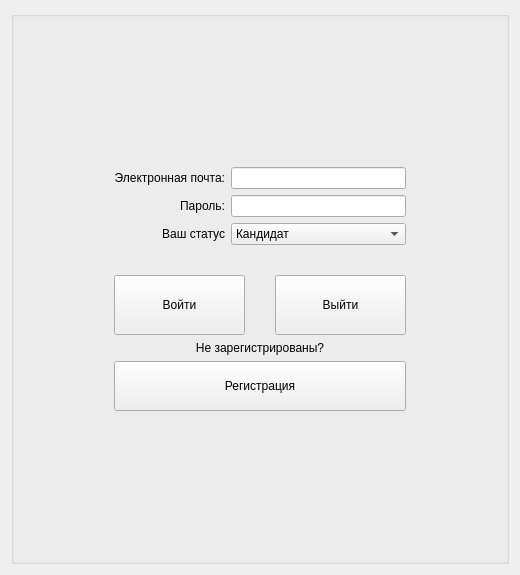
Old version of the form GreyHound/loginpage.ui in the repository ProteusP/GreyHound-hiring-desktop-app.
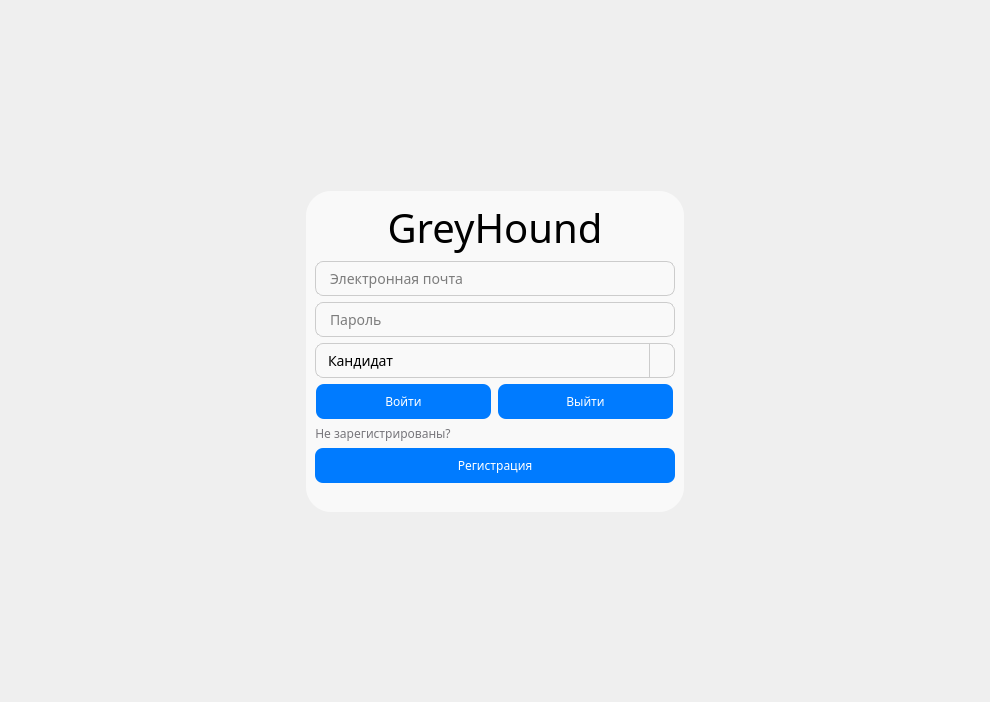
New version of the form. Icons and pictures are not drawn.

```diff
--- a/GreyHound/loginpage.ui
+++ b/GreyHound/loginpage.ui
@@ -2,60 +2,75 @@
 <ui version="4.0">
  <class>LoginWidget</class>
  <widget class="QWidget" name="LoginWidget">
+  <property name="enabled">
+   <bool>true</bool>
+  </property>
   <property name="geometry">
    <rect>
     <x>0</x>
     <y>0</y>
-    <width>520</width>
-    <height>575</height>
+    <width>990</width>
+    <height>702</height>
    </rect>
   </property>
   <property name="sizePolicy">
-   <sizepolicy hsizetype="Preferred" vsizetype="Preferred">
+   <sizepolicy hsizetype="Expanding" vsizetype="Fixed">
     <horstretch>0</horstretch>
     <verstretch>0</verstretch>
    </sizepolicy>
   </property>
+  <property name="maximumSize">
+   <size>
+    <width>16777215</width>
+    <height>16777215</height>
+   </size>
+  </property>
   <property name="windowTitle">
    <string>Form</string>
   </property>
-  <layout class="QGridLayout" name="gridLayout_3">
-   <item row="0" column="0">
-    <widget class="QGroupBox" name="mainBox">
-     <property name="sizePolicy">
-      <sizepolicy hsizetype="Preferred" vsizetype="Preferred">
-       <horstretch>0</horstretch>
-       <verstretch>0</verstretch>
-      </sizepolicy>
+  <layout class="QGridLayout" name="gridLayout_2">
+   <item row="1" column="0">
+    <spacer name="horizontalSpacer">
+     <property name="orientation">
+      <enum>Qt::Orientation::Horizontal</enum>
      </property>
-     <property name="title">
-      <string/>
+     <property name="sizeHint" stdset="0">
+      <size>
+       <width>40</width>
+       <height>20</height>
+      </size>
      </property>
-     <layout class="QGridLayout" name="gridLayout_2" rowstretch="4,0,0,0">
-      <property name="leftMargin">
-       <number>100</number>
-      </property>
-      <property name="topMargin">
-       <number>150</number>
-      </property>
-      <property name="rightMargin">
-       <number>100</number>
-      </property>
-      <property name="bottomMargin">
-       <number>150</number>
-      </property>
-      <item row="3" column="0">
-       <layout class="QVBoxLayout" name="verticalLayout">
+    </spacer>
+   </item>
+   <item row="1" column="1">
+    <widget class="QWidget" name="widget" native="true">
+     <property name="styleSheet">
+      <string notr="true">QWidget {
+    
+    border-radius: 25px;
+	background-color: rgb(249, 249, 249);
+}</string>
+     </property>
+     <layout class="QGridLayout" name="gridLayout">
+      <item row="1" column="1">
+       <layout class="QVBoxLayout" name="verticalLayout_2">
         <item>
-         <widget class="QLabel" name="registerLabel">
-          <property name="maximumSize">
-           <size>
-            <width>16777215</width>
-            <height>130</height>
-           </size>
+         <widget class="QLabel" name="label">
+          <property name="sizePolicy">
+           <sizepolicy hsizetype="Preferred" vsizetype="Fixed">
+            <horstretch>0</horstretch>
+            <verstretch>0</verstretch>
+           </sizepolicy>
+          </property>
+          <property name="font">
+           <font>
+            <family>Golos Text SemiBold</family>
+            <pointsize>30</pointsize>
+            <bold>false</bold>
+           </font>
           </property>
           <property name="text">
-           <string>Не зарегистрированы?</string>
+           <string>GreyHound</string>
           </property>
           <property name="alignment">
            <set>Qt::AlignmentFlag::AlignCenter</set>
@@ -63,166 +78,557 @@
          </widget>
         </item>
         <item>
-         <widget class="QPushButton" name="registerPB">
-          <property name="sizePolicy">
-           <sizepolicy hsizetype="Minimum" vsizetype="Preferred">
-            <horstretch>0</horstretch>
-            <verstretch>0</verstretch>
-           </sizepolicy>
-          </property>
-          <property name="minimumSize">
-           <size>
-            <width>0</width>
-            <height>50</height>
-           </size>
-          </property>
-          <property name="maximumSize">
-           <size>
-            <width>16777215</width>
-            <height>130</height>
-           </size>
-          </property>
-          <property name="text">
-           <string>Регистрация</string>
-          </property>
-          <property name="iconSize">
-           <size>
-            <width>16</width>
-            <height>20</height>
-           </size>
-          </property>
-         </widget>
-        </item>
-       </layout>
-      </item>
-      <item row="2" column="0">
-       <layout class="QHBoxLayout" name="horizontalLayout">
-        <property name="spacing">
-         <number>30</number>
-        </property>
-        <item>
-         <widget class="QPushButton" name="loginPB">
-          <property name="sizePolicy">
-           <sizepolicy hsizetype="Preferred" vsizetype="Preferred">
-            <horstretch>0</horstretch>
-            <verstretch>100</verstretch>
-           </sizepolicy>
-          </property>
-          <property name="minimumSize">
-           <size>
-            <width>0</width>
-            <height>60</height>
-           </size>
-          </property>
-          <property name="text">
-           <string>Войти</string>
-          </property>
-         </widget>
-        </item>
-        <item>
-         <widget class="QPushButton" name="exitPB">
-          <property name="sizePolicy">
-           <sizepolicy hsizetype="Minimum" vsizetype="Maximum">
-            <horstretch>0</horstretch>
-            <verstretch>0</verstretch>
-           </sizepolicy>
-          </property>
-          <property name="minimumSize">
-           <size>
-            <width>0</width>
-            <height>60</height>
-           </size>
-          </property>
-          <property name="text">
-           <string>Выйти</string>
-          </property>
-         </widget>
-        </item>
-       </layout>
-      </item>
-      <item row="0" column="0">
-       <layout class="QGridLayout" name="gridLayout">
-        <item row="0" column="0">
-         <widget class="QLabel" name="mailLabel">
-          <property name="text">
-           <string>Электронная почта:</string>
-          </property>
-          <property name="alignment">
-           <set>Qt::AlignmentFlag::AlignRight|Qt::AlignmentFlag::AlignTrailing|Qt::AlignmentFlag::AlignVCenter</set>
-          </property>
-         </widget>
-        </item>
-        <item row="0" column="1">
-         <widget class="QLineEdit" name="mailLine">
-          <property name="minimumSize">
-           <size>
-            <width>150</width>
-            <height>0</height>
-           </size>
-          </property>
-         </widget>
-        </item>
-        <item row="1" column="0">
-         <widget class="QLabel" name="passwordLabel">
-          <property name="text">
-           <string>Пароль:</string>
-          </property>
-          <property name="alignment">
-           <set>Qt::AlignmentFlag::AlignRight|Qt::AlignmentFlag::AlignTrailing|Qt::AlignmentFlag::AlignVCenter</set>
-          </property>
-         </widget>
-        </item>
-        <item row="1" column="1">
-         <widget class="QLineEdit" name="passwordLine">
-          <property name="minimumSize">
-           <size>
-            <width>150</width>
-            <height>0</height>
-           </size>
-          </property>
-          <property name="echoMode">
-           <enum>QLineEdit::EchoMode::Password</enum>
-          </property>
-         </widget>
-        </item>
-        <item row="2" column="0">
-         <widget class="QLabel" name="statusLabel">
-          <property name="text">
-           <string>Ваш статус</string>
-          </property>
-          <property name="alignment">
-           <set>Qt::AlignmentFlag::AlignRight|Qt::AlignmentFlag::AlignTrailing|Qt::AlignmentFlag::AlignVCenter</set>
-          </property>
-         </widget>
-        </item>
-        <item row="2" column="1">
-         <widget class="QComboBox" name="statusComboBox">
+         <layout class="QVBoxLayout" name="verticalLayout">
           <item>
-           <property name="text">
-            <string>Кандидат</string>
-           </property>
+           <widget class="QLineEdit" name="mailLine">
+            <property name="sizePolicy">
+             <sizepolicy hsizetype="Fixed" vsizetype="Fixed">
+              <horstretch>0</horstretch>
+              <verstretch>0</verstretch>
+             </sizepolicy>
+            </property>
+            <property name="minimumSize">
+             <size>
+              <width>350</width>
+              <height>35</height>
+             </size>
+            </property>
+            <property name="maximumSize">
+             <size>
+              <width>360</width>
+              <height>35</height>
+             </size>
+            </property>
+            <property name="palette">
+             <palette>
+              <active>
+               <colorrole role="WindowText">
+                <brush brushstyle="SolidPattern">
+                 <color alpha="255">
+                  <red>0</red>
+                  <green>0</green>
+                  <blue>0</blue>
+                 </color>
+                </brush>
+               </colorrole>
+               <colorrole role="Button">
+                <brush brushstyle="SolidPattern">
+                 <color alpha="255">
+                  <red>249</red>
+                  <green>249</green>
+                  <blue>249</blue>
+                 </color>
+                </brush>
+               </colorrole>
+               <colorrole role="Text">
+                <brush brushstyle="SolidPattern">
+                 <color alpha="255">
+                  <red>0</red>
+                  <green>0</green>
+                  <blue>0</blue>
+                 </color>
+                </brush>
+               </colorrole>
+               <colorrole role="ButtonText">
+                <brush brushstyle="SolidPattern">
+                 <color alpha="255">
+                  <red>0</red>
+                  <green>0</green>
+                  <blue>0</blue>
+                 </color>
+                </brush>
+               </colorrole>
+               <colorrole role="Base">
+                <brush brushstyle="SolidPattern">
+                 <color alpha="255">
+                  <red>249</red>
+                  <green>249</green>
+                  <blue>249</blue>
+                 </color>
+                </brush>
+               </colorrole>
+               <colorrole role="Window">
+                <brush brushstyle="SolidPattern">
+                 <color alpha="255">
+                  <red>249</red>
+                  <green>249</green>
+                  <blue>249</blue>
+                 </color>
+                </brush>
+               </colorrole>
+               <colorrole role="PlaceholderText">
+                <brush brushstyle="SolidPattern">
+                 <color alpha="128">
+                  <red>0</red>
+                  <green>0</green>
+                  <blue>0</blue>
+                 </color>
+                </brush>
+               </colorrole>
+              </active>
+              <inactive>
+               <colorrole role="WindowText">
+                <brush brushstyle="SolidPattern">
+                 <color alpha="255">
+                  <red>0</red>
+                  <green>0</green>
+                  <blue>0</blue>
+                 </color>
+                </brush>
+               </colorrole>
+               <colorrole role="Button">
+                <brush brushstyle="SolidPattern">
+                 <color alpha="255">
+                  <red>249</red>
+                  <green>249</green>
+                  <blue>249</blue>
+                 </color>
+                </brush>
+               </colorrole>
+               <colorrole role="Text">
+                <brush brushstyle="SolidPattern">
+                 <color alpha="255">
+                  <red>0</red>
+                  <green>0</green>
+                  <blue>0</blue>
+                 </color>
+                </brush>
+               </colorrole>
+               <colorrole role="ButtonText">
+                <brush brushstyle="SolidPattern">
+                 <color alpha="255">
+                  <red>0</red>
+                  <green>0</green>
+                  <blue>0</blue>
+                 </color>
+                </brush>
+               </colorrole>
+               <colorrole role="Base">
+                <brush brushstyle="SolidPattern">
+                 <color alpha="255">
+                  <red>249</red>
+                  <green>249</green>
+                  <blue>249</blue>
+                 </color>
+                </brush>
+               </colorrole>
+               <colorrole role="Window">
+                <brush brushstyle="SolidPattern">
+                 <color alpha="255">
+                  <red>249</red>
+                  <green>249</green>
+                  <blue>249</blue>
+                 </color>
+                </brush>
+               </colorrole>
+               <colorrole role="PlaceholderText">
+                <brush brushstyle="SolidPattern">
+                 <color alpha="128">
+                  <red>0</red>
+                  <green>0</green>
+                  <blue>0</blue>
+                 </color>
+                </brush>
+               </colorrole>
+              </inactive>
+              <disabled>
+               <colorrole role="WindowText">
+                <brush brushstyle="SolidPattern">
+                 <color alpha="255">
+                  <red>0</red>
+                  <green>0</green>
+                  <blue>0</blue>
+                 </color>
+                </brush>
+               </colorrole>
+               <colorrole role="Button">
+                <brush brushstyle="SolidPattern">
+                 <color alpha="255">
+                  <red>249</red>
+                  <green>249</green>
+                  <blue>249</blue>
+                 </color>
+                </brush>
+               </colorrole>
+               <colorrole role="Text">
+                <brush brushstyle="SolidPattern">
+                 <color alpha="255">
+                  <red>0</red>
+                  <green>0</green>
+                  <blue>0</blue>
+                 </color>
+                </brush>
+               </colorrole>
+               <colorrole role="ButtonText">
+                <brush brushstyle="SolidPattern">
+                 <color alpha="255">
+                  <red>0</red>
+                  <green>0</green>
+                  <blue>0</blue>
+                 </color>
+                </brush>
+               </colorrole>
+               <colorrole role="Base">
+                <brush brushstyle="SolidPattern">
+                 <color alpha="255">
+                  <red>249</red>
+                  <green>249</green>
+                  <blue>249</blue>
+                 </color>
+                </brush>
+               </colorrole>
+               <colorrole role="Window">
+                <brush brushstyle="SolidPattern">
+                 <color alpha="255">
+                  <red>249</red>
+                  <green>249</green>
+                  <blue>249</blue>
+                 </color>
+                </brush>
+               </colorrole>
+               <colorrole role="PlaceholderText">
+                <brush brushstyle="SolidPattern">
+                 <color alpha="128">
+                  <red>0</red>
+                  <green>0</green>
+                  <blue>0</blue>
+                 </color>
+                </brush>
+               </colorrole>
+              </disabled>
+             </palette>
+            </property>
+            <property name="font">
+             <font>
+              <family>Golos Text</family>
+              <pointsize>-1</pointsize>
+             </font>
+            </property>
+            <property name="styleSheet">
+             <string notr="true">QLineEdit {
+    border: 1px solid #ccc;
+    border-radius: 8px;
+    padding: 6px 12px;
+    background-color: #f9f9f9;
+    font-size: 14px;
+}</string>
+            </property>
+            <property name="inputMask">
+             <string/>
+            </property>
+            <property name="text">
+             <string/>
+            </property>
+            <property name="placeholderText">
+             <string>Электронная почта</string>
+            </property>
+           </widget>
           </item>
           <item>
-           <property name="text">
-            <string>Работодатель</string>
-           </property>
+           <widget class="QLineEdit" name="passwordLine">
+            <property name="sizePolicy">
+             <sizepolicy hsizetype="Fixed" vsizetype="Fixed">
+              <horstretch>0</horstretch>
+              <verstretch>0</verstretch>
+             </sizepolicy>
+            </property>
+            <property name="minimumSize">
+             <size>
+              <width>300</width>
+              <height>35</height>
+             </size>
+            </property>
+            <property name="maximumSize">
+             <size>
+              <width>360</width>
+              <height>35</height>
+             </size>
+            </property>
+            <property name="font">
+             <font>
+              <family>Golos Text</family>
+              <pointsize>-1</pointsize>
+             </font>
+            </property>
+            <property name="styleSheet">
+             <string notr="true">QLineEdit {
+    border: 1px solid #ccc;
+    border-radius: 8px;
+    padding: 6px 12px;
+    background-color: #f9f9f9;
+    font-size: 14px;
+}</string>
+            </property>
+            <property name="echoMode">
+             <enum>QLineEdit::EchoMode::Password</enum>
+            </property>
+            <property name="placeholderText">
+             <string>Пароль</string>
+            </property>
+           </widget>
           </item>
-         </widget>
+          <item>
+           <widget class="QComboBox" name="statusComboBox">
+            <property name="sizePolicy">
+             <sizepolicy hsizetype="Preferred" vsizetype="Fixed">
+              <horstretch>0</horstretch>
+              <verstretch>0</verstretch>
+             </sizepolicy>
+            </property>
+            <property name="minimumSize">
+             <size>
+              <width>351</width>
+              <height>35</height>
+             </size>
+            </property>
+            <property name="maximumSize">
+             <size>
+              <width>360</width>
+              <height>35</height>
+             </size>
+            </property>
+            <property name="font">
+             <font>
+              <family>Golos Text</family>
+              <pointsize>-1</pointsize>
+             </font>
+            </property>
+            <property name="styleSheet">
+             <string notr="true">QComboBox {
+    border: 1px solid #ccc;
+    border-radius: 8px;
+    padding: 6px 12px;
+    background-color: #f9f9f9;
+    font-size: 14px;
+}
+QComboBox QAbstractItemView {
+    background-color: white;
+    color: black;
+    selection-background-color: #007BFF;
+    selection-color: black;
+    border: 1px solid #ccc;
+    font-size: 14px;
+}
+QComboBox::down-arrow {
+    
+	image: url(:/caret-down.png);
+    width: 12px;
+    height: 12px;
+}
+QComboBox::drop-down {
+    subcontrol-origin: padding;
+    subcontrol-position: top right;
+    width: 24px;
+    border-left: 1px solid #ccc;
+}
+</string>
+            </property>
+            <item>
+             <property name="text">
+              <string>Кандидат</string>
+             </property>
+            </item>
+            <item>
+             <property name="text">
+              <string>Работодатель</string>
+             </property>
+            </item>
+           </widget>
+          </item>
+          <item>
+           <layout class="QHBoxLayout" name="horizontalLayout">
+            <property name="spacing">
+             <number>6</number>
+            </property>
+            <property name="leftMargin">
+             <number>0</number>
+            </property>
+            <property name="rightMargin">
+             <number>0</number>
+            </property>
+            <item>
+             <widget class="QPushButton" name="loginPB">
+              <property name="sizePolicy">
+               <sizepolicy hsizetype="Fixed" vsizetype="Fixed">
+                <horstretch>0</horstretch>
+                <verstretch>0</verstretch>
+               </sizepolicy>
+              </property>
+              <property name="minimumSize">
+               <size>
+                <width>175</width>
+                <height>35</height>
+               </size>
+              </property>
+              <property name="maximumSize">
+               <size>
+                <width>175</width>
+                <height>35</height>
+               </size>
+              </property>
+              <property name="font">
+               <font>
+                <family>Golos Text</family>
+               </font>
+              </property>
+              <property name="styleSheet">
+               <string notr="true">QPushButton {
+    background-color: #007BFF;
+    color: white;
+    border-radius: 8px;
+    padding: 6px 12px;
+}
+
+QPushButton:hover {
+    background-color: #0069d9;
+}</string>
+              </property>
+              <property name="text">
+               <string>Войти</string>
+              </property>
+             </widget>
+            </item>
+            <item>
+             <widget class="QPushButton" name="exitPB">
+              <property name="sizePolicy">
+               <sizepolicy hsizetype="Fixed" vsizetype="Fixed">
+                <horstretch>0</horstretch>
+                <verstretch>0</verstretch>
+               </sizepolicy>
+              </property>
+              <property name="minimumSize">
+               <size>
+                <width>175</width>
+                <height>35</height>
+               </size>
+              </property>
+              <property name="maximumSize">
+               <size>
+                <width>175</width>
+                <height>35</height>
+               </size>
+              </property>
+              <property name="font">
+               <font>
+                <family>Golos Text</family>
+               </font>
+              </property>
+              <property name="styleSheet">
+               <string notr="true">QPushButton {
+    background-color: #007BFF;
+    color: white;
+    border-radius: 8px;
+    padding: 6px 12px;
+}
+
+QPushButton:hover {
+    background-color: #0069d9;
+}</string>
+              </property>
+              <property name="text">
+               <string>Выйти</string>
+              </property>
+             </widget>
+            </item>
+           </layout>
+          </item>
+          <item>
+           <widget class="QLabel" name="registerLabel">
+            <property name="sizePolicy">
+             <sizepolicy hsizetype="Fixed" vsizetype="Fixed">
+              <horstretch>0</horstretch>
+              <verstretch>0</verstretch>
+             </sizepolicy>
+            </property>
+            <property name="maximumSize">
+             <size>
+              <width>16777215</width>
+              <height>16777215</height>
+             </size>
+            </property>
+            <property name="font">
+             <font>
+              <family>Golos Text</family>
+             </font>
+            </property>
+            <property name="styleSheet">
+             <string notr="true">QLabel {
+	
+	color: rgb(119, 118, 123);
+}</string>
+            </property>
+            <property name="text">
+             <string>Не зарегистрированы?</string>
+            </property>
+            <property name="alignment">
+             <set>Qt::AlignmentFlag::AlignCenter</set>
+            </property>
+           </widget>
+          </item>
+          <item>
+           <widget class="QPushButton" name="registerPB">
+            <property name="sizePolicy">
+             <sizepolicy hsizetype="Preferred" vsizetype="Preferred">
+              <horstretch>0</horstretch>
+              <verstretch>0</verstretch>
+             </sizepolicy>
+            </property>
+            <property name="minimumSize">
+             <size>
+              <width>360</width>
+              <height>35</height>
+             </size>
+            </property>
+            <property name="maximumSize">
+             <size>
+              <width>360</width>
+              <height>35</height>
+             </size>
+            </property>
+            <property name="font">
+             <font>
+              <family>Golos Text</family>
+             </font>
+            </property>
+            <property name="styleSheet">
+             <string notr="true">QPushButton {
+    background-color: #007BFF;
+    color: white;
+    border-radius: 8px;
+    padding: 6px 12px;
+}
+
+QPushButton:hover {
+    background-color: #0069d9;
+}</string>
+            </property>
+            <property name="text">
+             <string>Регистрация</string>
+            </property>
+            <property name="iconSize">
+             <size>
+              <width>16</width>
+              <height>20</height>
+             </size>
+            </property>
+           </widget>
+          </item>
+         </layout>
         </item>
        </layout>
       </item>
-      <item row="1" column="0">
-       <spacer name="verticalSpacer_2">
+      <item row="2" column="1">
+       <spacer name="verticalSpacer_3">
         <property name="orientation">
          <enum>Qt::Orientation::Vertical</enum>
         </property>
         <property name="sizeType">
-         <enum>QSizePolicy::Policy::Maximum</enum>
+         <enum>QSizePolicy::Policy::Fixed</enum>
         </property>
         <property name="sizeHint" stdset="0">
          <size>
           <width>20</width>
-          <height>30</height>
+          <height>20</height>
          </size>
         </property>
        </spacer>
@@ -230,6 +636,45 @@
      </layout>
     </widget>
    </item>
+   <item row="0" column="1">
+    <spacer name="verticalSpacer">
+     <property name="orientation">
+      <enum>Qt::Orientation::Vertical</enum>
+     </property>
+     <property name="sizeHint" stdset="0">
+      <size>
+       <width>20</width>
+       <height>40</height>
+      </size>
+     </property>
+    </spacer>
+   </item>
+   <item row="2" column="1">
+    <spacer name="verticalSpacer_2">
+     <property name="orientation">
+      <enum>Qt::Orientation::Vertical</enum>
+     </property>
+     <property name="sizeHint" stdset="0">
+      <size>
+       <width>20</width>
+       <height>40</height>
+      </size>
+     </property>
+    </spacer>
+   </item>
+   <item row="1" column="2">
+    <spacer name="horizontalSpacer_2">
+     <property name="orientation">
+      <enum>Qt::Orientation::Horizontal</enum>
+     </property>
+     <property name="sizeHint" stdset="0">
+      <size>
+       <width>40</width>
+       <height>20</height>
+      </size>
+     </property>
+    </spacer>
+   </item>
   </layout>
  </widget>
  <resources/>
```
